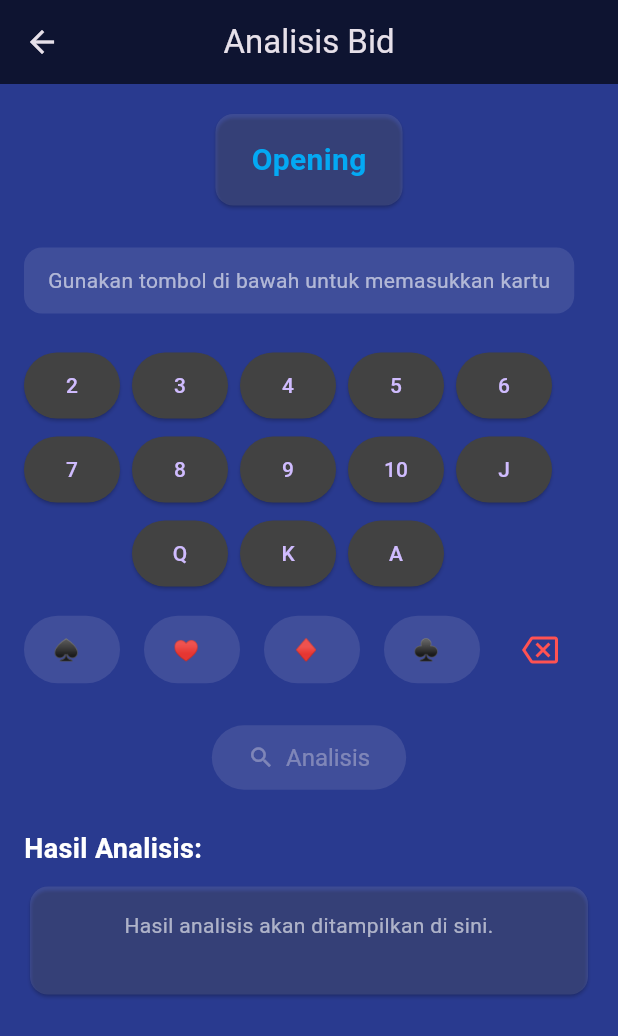
After one commit to alanprayogo/bs_project, a Flutter app: the MainAppLayout screen opened directly, after a tap on "Presisi", after a tap on "Opening", on a phone screen of 412 x 824 dp. The commit adds this screen. Shown: the top 1036 px of the screen. Run offline on Flutter 3.47's test engine with Material 3 defaults, Android fonts, the phone set to English and light mode, and no system bars.

Commit message:
implementasi layout and create page presisi_bid + analisis_bid

```diff
--- a/lib/main.dart
+++ b/lib/main.dart
@@ -1,80 +1,40 @@
+// main.dart
+
 import 'package:flutter/material.dart';
-import './widgets/CustomBottomNavigationBar.dart';
-import 'pages/biding_page.dart';
-import 'pages/kontrak_page.dart';
-import 'pages/sistem_page.dart';
-import 'pages/tutorial_page.dart';
+import 'package:provider/provider.dart';
+import 'providers/navigation_provider.dart';
+import 'main_app_layout.dart';
 import 'pages/presisi_bid.dart';
-import 'pages/sayc_bid.dart';
+import 'pages/analisis_bid.dart';
 
 void main() {
-  runApp(const MyApp());
+  runApp(
+    MultiProvider(
+      providers: [ChangeNotifierProvider(create: (_) => NavigationProvider())],
+      child: const MyApp(),
+    ),
+  );
 }
 
 class MyApp extends StatelessWidget {
-  const MyApp({Key? key}) : super(key: key);
+  const MyApp({super.key});
 
   @override
   Widget build(BuildContext context) {
     return MaterialApp(
-      title: 'Bid Snapper',
+      title: 'Aplikasi Biding',
       theme: ThemeData.dark().copyWith(
         primaryColor: const Color(0xFF0E1431),
         scaffoldBackgroundColor: const Color(0xFF293A8F),
       ),
-      home: const HomePage(),
+      home: MainAppLayout(),
       routes: {
-        '/presisi': (context) => const PresisiBidPage(),
-        '/sayc': (context) => const SaycBidPage(),
+        // Semua named routes didefinisikan di sini
+        PresisiBidPage.routeName: (context) => const PresisiBidPage(),
+        AnalisisBidPage.routeName: (context) {
+          return AnalisisBidPage();
+        },
       },
     );
   }
 }
-
-class HomePage extends StatefulWidget {
-  const HomePage({Key? key}) : super(key: key);
-
-  @override
-  State<HomePage> createState() => _HomePageState();
-}
-
-class _HomePageState extends State<HomePage> {
-  int _currentIndex = 0;
-
-  final List<Widget> _tabs = const [
-    BidingPage(),
-    KontrakPage(),
-    SistemPage(),
-    TutorialPage(),
-  ];
-
-  void _onItemSelected(int index) {
-    setState(() {
-      _currentIndex = index;
-    });
-  }
-
-  @override
-  Widget build(BuildContext context) {
-    return Scaffold(
-      appBar: AppBar(
-        title: const Text(
-          'Bid Snapper',
-          style: TextStyle(
-            fontSize: 20,
-            fontWeight: FontWeight.bold,
-            color: Colors.white,
-          ),
-        ),
-        centerTitle: true,
-        backgroundColor: const Color(0xFF0E1431),
-        elevation: 0,
-      ),
-      body: IndexedStack(index: _currentIndex, children: _tabs),
-      bottomNavigationBar: CustomBottomNavigationBar(
-        currentIndex: _currentIndex,
-        onItemSelected: _onItemSelected,
-      ),
-    );
-  }
-}
--- /dev/null
+++ b/lib/main_app_layout.dart
@@ -0,0 +1,54 @@
+// main_app_layout.dart
+
+import 'package:flutter/material.dart';
+import 'package:provider/provider.dart';
+import 'providers/navigation_provider.dart';
+import 'pages/biding_page.dart';
+import 'widgets/CustomBottomNavigationBar.dart';
+import 'pages/kontrak_page.dart';
+import 'pages/sistem_page.dart';
+import 'pages/tutorial_page.dart';
+import 'pages/presisi_bid.dart';
+import 'pages/sayc_bid.dart';
+
+class MainAppLayout extends StatelessWidget {
+  @override
+  Widget build(BuildContext context) {
+    final navProvider = Provider.of<NavigationProvider>(context);
+
+    final List<Widget> _pages = [
+      BidingPage(),        // index 0
+      KontrakPage(),       // index 1
+      SistemPage(),        // index 2
+      TutorialPage(),      // index 3
+      PresisiBidPage(),    // index 4
+      SaycBidPage(),       // index 5
+    ];
+
+    return Scaffold(
+      appBar: AppBar(
+        title: const Text(
+          'Bid Snapper',
+          style: TextStyle(
+            fontSize: 20,
+            fontWeight: FontWeight.bold,
+            color: Colors.white,
+          ),
+        ),
+        centerTitle: true,
+        backgroundColor: const Color(0xFF0E1431),
+        elevation: 0,
+      ),
+      body: IndexedStack(
+        index: navProvider.currentIndex,
+        children: _pages,
+      ),
+      bottomNavigationBar: CustomBottomNavigationBar(
+        currentIndex: navProvider.currentIndex,
+        onItemSelected: (index) {
+          navProvider.goToPage(index);
+        },
+      ),
+    );
+  }
+}
--- /dev/null
+++ b/lib/pages/analisis_bid.dart
@@ -0,0 +1,341 @@
+// lib/pages/analisis_bid.dart
+
+import 'package:flutter/material.dart';
+
+class AnalisisBidPage extends StatefulWidget {
+  static const String routeName = '/analisis';
+
+  const AnalisisBidPage({super.key});
+
+  @override
+  State<AnalisisBidPage> createState() => _AnalisisBidPageState();
+}
+
+class _AnalisisBidPageState extends State<AnalisisBidPage> {
+  final List<String> _cards = [];
+  late String _currentCard;
+
+  final List<String> _ranks = [
+    '2',
+    '3',
+    '4',
+    '5',
+    '6',
+    '7',
+    '8',
+    '9',
+    '10',
+    'J',
+    'Q',
+    'K',
+    'A',
+  ];
+  final List<String> _suits = ['♠', '♥', '♦', '♣'];
+
+  void _addCardPart(String value) {
+    setState(() {
+      if (_currentCard.isEmpty && _ranks.contains(value)) {
+        _currentCard = value;
+      } else if (_currentCard.isNotEmpty && _suits.contains(value)) {
+        if (_cards.length >= 13) {
+          ScaffoldMessenger.of(context).showSnackBar(
+            const SnackBar(content: Text('Kartu pegangan sudah 13')),
+          );
+          _currentCard = '';
+          return;
+        }
+
+        _currentCard += value;
+        if (!_cards.contains(_currentCard)) {
+          _cards.add(_currentCard);
+        }
+        _currentCard = '';
+      }
+    });
+  }
+
+  void _deleteLast() {
+    setState(() {
+      if (_currentCard.isNotEmpty) {
+        _currentCard = '';
+      } else if (_cards.isNotEmpty) {
+        _cards.removeLast();
+      }
+    });
+  }
+
+  void _submitAnalysis() {
+    if (_cards.isEmpty) {
+      ScaffoldMessenger.of(context).showSnackBar(
+        const SnackBar(content: Text('Masukkan setidaknya satu kartu')),
+      );
+      return;
+    }
+
+    // Di sini kamu bisa kirim `_cards` ke backend/logika biding
+    ScaffoldMessenger.of(
+      context,
+    ).showSnackBar(const SnackBar(content: Text('Memulai analisis...')));
+
+    // Simulasi menampilkan hasil analisis
+    _showAnalysisResult();
+  }
+
+  void _showAnalysisResult() {
+    setState(() {
+      // Contoh data hasil dari backend
+      analysisData = {
+        'Jenis Bid': 'Opening',
+        'HCP': '17 poin',
+        'Panjang Suit Terpanjang': 'Spade (5 kartu)',
+        'Rekomendasi Pembukaan': 'Buka 1♣',
+      };
+    });
+  }
+
+  late Map<String, String> analysisData;
+
+  @override
+  void initState() {
+    _currentCard = '';
+    analysisData = {};
+    super.initState();
+  }
+
+  @override
+  Widget build(BuildContext context) {
+    return Scaffold(
+      appBar: AppBar(
+        title: const Text('Analisis Bid'),
+        centerTitle: true,
+        backgroundColor: const Color(0xFF0E1431),
+        elevation: 0,
+      ),
+      body: Padding(
+        padding: const EdgeInsets.all(16.0),
+        child: Column(
+          crossAxisAlignment: CrossAxisAlignment.start,
+          children: [
+            // Jenis Bid - di tengah
+            Align(
+              child: Card(
+                color: Colors.white.withOpacity(0.1),
+                shape: RoundedRectangleBorder(
+                  borderRadius: BorderRadius.circular(12),
+                ),
+                child: const Padding(
+                  padding: EdgeInsets.symmetric(horizontal: 24, vertical: 16),
+                  child: Text(
+                    'Opening',
+                    style: TextStyle(
+                      fontSize: 20,
+                      fontWeight: FontWeight.bold,
+                      color: Colors.lightBlue,
+                    ),
+                  ),
+                ),
+              ),
+            ),
+            const SizedBox(height: 24),
+
+            // Kartu yang dimasukkan
+            Container(
+              padding: const EdgeInsets.symmetric(vertical: 12, horizontal: 16),
+              decoration: BoxDecoration(
+                color: Colors.white.withOpacity(0.1),
+                borderRadius: BorderRadius.circular(12),
+              ),
+              child: Wrap(
+                spacing: 8,
+                runSpacing: 4,
+                children: [
+                  if (_cards.isEmpty && _currentCard.isEmpty)
+                    const Text(
+                      'Gunakan tombol di bawah untuk memasukkan kartu',
+                      style: TextStyle(color: Colors.white60),
+                    ),
+                  for (var card in [
+                    ..._cards,
+                    if (_currentCard.isNotEmpty) _currentCard,
+                  ])
+                    Chip(
+                      label: Text(card),
+                      backgroundColor: Colors.blueGrey[800],
+                      deleteIcon: const Icon(Icons.close, size: 16),
+                      onDeleted: () {
+                        setState(() {
+                          if (_currentCard.isEmpty) {
+                            _cards.removeLast();
+                          } else {
+                            _currentCard = '';
+                          }
+                        });
+                      },
+                    ),
+                ],
+              ),
+            ),
+
+            const SizedBox(height: 24),
+
+            // Tombol Rank
+            Wrap(
+              spacing: 8,
+              runSpacing: 8,
+              alignment: WrapAlignment.center,
+              children: _ranks.map((rank) {
+                bool isDisabled =
+                    _currentCard.isNotEmpty || _cards.length >= 13;
+
+                return ElevatedButton(
+                  onPressed: isDisabled ? null : () => _addCardPart(rank),
+                  style: ElevatedButton.styleFrom(
+                    backgroundColor: isDisabled
+                        ? Colors.grey[600]
+                        : Colors.grey[800],
+                    padding: const EdgeInsets.symmetric(
+                      horizontal: 16,
+                      vertical: 12,
+                    ),
+                  ),
+                  child: Text(rank),
+                );
+              }).toList(),
+            ),
+
+            const SizedBox(height: 16),
+
+            // Tombol Suit & Delete
+            Wrap(
+              spacing: 16,
+              runAlignment: WrapAlignment.center,
+              children: [
+                ..._suits.map((suit) {
+                  bool isDisabled = _currentCard.isEmpty || _cards.length >= 13;
+
+                  return ElevatedButton.icon(
+                    onPressed: isDisabled ? null : () => _addCardPart(suit),
+                    icon: Text(
+                      suit,
+                      style: TextStyle(
+                        color: suit == '♥' || suit == '♦'
+                            ? Colors.red
+                            : Colors.white,
+                      ),
+                    ),
+                    label: const Text(''),
+                    style: ElevatedButton.styleFrom(
+                      backgroundColor: isDisabled
+                          ? Colors.grey[600]
+                          : Colors.grey[800],
+                      padding: const EdgeInsets.symmetric(
+                        horizontal: 16,
+                        vertical: 12,
+                      ),
+                    ),
+                  );
+                }).toList(),
+                IconButton(
+                  icon: const Icon(
+                    Icons.backspace_outlined,
+                    color: Colors.redAccent,
+                  ),
+                  onPressed: _deleteLast,
+                ),
+              ],
+            ),
+
+            const SizedBox(height: 24),
+
+            // Tombol Analisis
+            Center(
+              child: ElevatedButton.icon(
+                onPressed: _cards.isEmpty ? null : _submitAnalysis,
+                icon: const Icon(Icons.search),
+                label: const Text('Analisis'),
+                style: ElevatedButton.styleFrom(
+                  backgroundColor: _cards.isEmpty ? Colors.grey : Colors.blue,
+                  padding: const EdgeInsets.symmetric(
+                    horizontal: 24,
+                    vertical: 12,
+                  ),
+                  textStyle: const TextStyle(fontSize: 16),
+                ),
+              ),
+            ),
+
+            const SizedBox(height: 24),
+
+            // Output Analisis
+            const Text(
+              'Hasil Analisis:',
+              style: TextStyle(
+                fontSize: 18,
+                fontWeight: FontWeight.bold,
+                color: Colors.white,
+              ),
+            ),
+            const SizedBox(height: 8),
+
+            Container(
+              width: double.infinity,
+              constraints: const BoxConstraints(minHeight: 80),
+              padding: EdgeInsets.zero,
+              child: Card(
+                color: Colors.white.withOpacity(0.1),
+                shape: RoundedRectangleBorder(
+                  borderRadius: BorderRadius.circular(12),
+                ),
+                child: Padding(
+                  padding: const EdgeInsets.all(16.0),
+                  child: SingleChildScrollView(
+                    child: analysisData.isEmpty
+                        ? const Text(
+                            'Hasil analisis akan ditampilkan di sini.',
+                            textAlign: TextAlign.center,
+                            style: TextStyle(color: Colors.white60),
+                          )
+                        : Column(
+                            crossAxisAlignment: CrossAxisAlignment.start,
+                            children: analysisData.entries
+                                .map(
+                                  (entry) => Padding(
+                                    padding: const EdgeInsets.symmetric(
+                                      vertical: 8.0,
+                                    ),
+                                    child: Row(
+                                      children: [
+                                        SizedBox(
+                                          width: 140,
+                                          child: Text(
+                                            '${entry.key}:',
+                                            style: const TextStyle(
+                                              fontWeight: FontWeight.bold,
+                                              color: Colors.lightBlue,
+                                            ),
+                                          ),
+                                        ),
+                                        Expanded(
+                                          child: Text(
+                                            entry.value,
+                                            style: const TextStyle(
+                                              color: Colors.white,
+                                            ),
+                                          ),
+                                        ),
+                                      ],
+                                    ),
+                                  ),
+                                )
+                                .toList(),
+                          ),
+                  ),
+                ),
+              ),
+            ),
+          ],
+        ),
+      ),
+    );
+  }
+}
--- a/lib/pages/biding_page.dart
+++ b/lib/pages/biding_page.dart
@@ -1,5 +1,8 @@
-// lib/pages/biding_page.dart
+// biding_page.dart
+
 import 'package:flutter/material.dart';
+import 'package:provider/provider.dart';
+import '../providers/navigation_provider.dart';
 
 class BidingPage extends StatelessWidget {
   const BidingPage({super.key});
@@ -9,7 +12,7 @@ class BidingPage extends StatelessWidget {
     return Scaffold(
       backgroundColor: Colors.transparent,
       body: Padding(
-        padding: const EdgeInsets.fromLTRB(16, 48, 16, 16), // Tambahkan top margin
+        padding: const EdgeInsets.fromLTRB(16, 48, 16, 16),
         child: Column(
           children: [
             const Align(
@@ -25,18 +28,17 @@ class BidingPage extends StatelessWidget {
             ),
             const SizedBox(height: 16),
 
-            // Grid dengan 4 Card
             Expanded(
               child: GridView.count(
-                crossAxisCount: 2, // 2 kolom
+                crossAxisCount: 2,
                 mainAxisSpacing: 16,
                 crossAxisSpacing: 16,
-                childAspectRatio: 1.3, // Lebih tinggi sedikit
+                childAspectRatio: 1.3,
                 children: [
-                  _buildCard(context, 'Presisi', Icons.menu_book, isComingSoon: false, route: '/presisi'),
-                  _buildCard(context, 'SAYC', Icons.menu_book, isComingSoon: false, route: '/sayc'),
-                  _buildCard(context, '2/1', Icons.menu_book, isComingSoon: true, route: ''),
-                  _buildCard(context, 'ACCL', Icons.menu_book, isComingSoon: true, route: ''),
+                  _buildCard(context, 'Presisi', Icons.menu_book, isComingSoon: false, pageIndex: 4),
+                  _buildCard(context, 'SAYC', Icons.menu_book, isComingSoon: false, pageIndex: 5),
+                  _buildCard(context, '2/1', Icons.menu_book, isComingSoon: true, pageIndex: null),
+                  _buildCard(context, 'ACCL', Icons.menu_book, isComingSoon: true, pageIndex: null),
                 ],
               ),
             ),
@@ -46,14 +48,16 @@ class BidingPage extends StatelessWidget {
     );
   }
 
-  // Fungsi untuk membuat satu card
   Widget _buildCard(
-      BuildContext context, String title, IconData icon, {required bool isComingSoon, String? route}) {
+    BuildContext context,
+    String title,
+    IconData icon, {
+    required bool isComingSoon,
+    int? pageIndex,
+  }) {
     return Card(
       color: Colors.white.withOpacity(0.1),
-      shape: RoundedRectangleBorder(
-        borderRadius: BorderRadius.circular(12),
-      ),
+      shape: RoundedRectangleBorder(borderRadius: BorderRadius.circular(12)),
       elevation: 2,
       child: InkWell(
         borderRadius: BorderRadius.circular(12),
@@ -62,8 +66,8 @@ class BidingPage extends StatelessWidget {
             ScaffoldMessenger.of(context).showSnackBar(
               const SnackBar(content: Text('Fitur ini belum tersedia (Coming Soon)')),
             );
-          } else {
-            Navigator.pushNamed(context, route!);
+          } else if (pageIndex != null) {
+            context.read<NavigationProvider>().goToPage(pageIndex);
           }
         },
         child: Padding(
--- a/lib/pages/presisi_bid.dart
+++ b/lib/pages/presisi_bid.dart
@@ -1,14 +1,53 @@
+// presisi_bid.dart
+
 import 'package:flutter/material.dart';
+import 'analisis_bid.dart'; // Pastikan file ini tersedia
 
 class PresisiBidPage extends StatelessWidget {
   static const routeName = '/presisi';
+
   const PresisiBidPage({super.key});
 
   @override
   Widget build(BuildContext context) {
     return Scaffold(
-      appBar: AppBar(title: const Text('Presisi Bid')),
-      body: const Center(child: Text('Halaman Presisi')),
+      body: ListView(
+        padding: const EdgeInsets.all(16.0),
+        children: [
+          _buildListItem(context, 'Opening', 'opening'),
+          _buildListItem(context, 'Respon 1C', 'respon_1c'),
+          _buildListItem(context, 'Respon 1D', 'respon_1d'),
+          _buildListItem(context, 'Respon 1H', 'respon_1h'),
+          _buildListItem(context, 'Respon 1S', 'respon_1s'),
+          _buildListItem(context, 'Respon 1NT', 'respon_1nt'),
+          _buildListItem(context, 'Respon 2C', 'respon_2c'),
+          _buildListItem(context, 'Respon 2D', 'respon_2d'),
+          _buildListItem(context, 'Respon 2H', 'respon_2h'),
+          _buildListItem(context, 'Respon 2S', 'respon_2s'),
+          _buildListItem(context, 'Respon 2NT', 'respon_2nt'),
+          _buildListItem(context, 'Respon 3C', 'respon_3c'),
+          _buildListItem(context, 'Respon 3D', 'respon_3d'),
+          _buildListItem(context, 'Respon 3H', 'respon_3h'),
+          _buildListItem(context, 'Respon 3S', 'respon_3s'),
+        ],
+      ),
+    );
+  }
+
+  Widget _buildListItem(BuildContext context, String title, String bidTypeKey) {
+    return Card(
+      color: Colors.white.withOpacity(0.1),
+      shape: RoundedRectangleBorder(borderRadius: BorderRadius.circular(12)),
+      child: ListTile(
+        title: Text(title, style: const TextStyle(color: Colors.white)),
+        onTap: () {
+          Navigator.pushNamed(
+            context,
+            AnalisisBidPage.routeName,
+            arguments: bidTypeKey,
+          );
+        },
+      ),
     );
   }
 }
--- /dev/null
+++ b/lib/providers/navigation_provider.dart
@@ -0,0 +1,16 @@
+// lib/providers/navigation_provider.dart
+
+import 'package:flutter/material.dart';
+
+class NavigationProvider with ChangeNotifier {
+  int _currentIndex = 0;
+
+  int get currentIndex => _currentIndex;
+
+  void goToPage(int index) {
+    if (index >= 0 && index <= 5) { // sesuaikan dengan jumlah halaman kamu
+      _currentIndex = index;
+      notifyListeners(); // Memberi tahu widget bahwa state telah berubah
+    }
+  }
+}
--- a/lib/widgets/CustomBottomNavigationBar.dart
+++ b/lib/widgets/CustomBottomNavigationBar.dart
@@ -15,7 +15,7 @@ class CustomBottomNavigationBar extends StatelessWidget {
   @override
   Widget build(BuildContext context) {
     final List<BottomNavItem> items = [
-      BottomNavItem(icon: Icons.card_giftcard, label: 'Binding'),
+      BottomNavItem(icon: Icons.card_giftcard, label: 'Biding'),
       BottomNavItem(icon: Icons.description, label: 'Kontrak'),
       BottomNavItem(icon: Icons.book, label: 'Sistem'),
       BottomNavItem(icon: Icons.help, label: 'Tutorial'),
--- a/pubspec.yaml
+++ b/pubspec.yaml
@@ -35,6 +35,7 @@ dependencies:
   # Use with the CupertinoIcons class for iOS style icons.
   cupertino_icons: ^1.0.8
   flutter_native_splash: ^2.4.6
+  provider: ^6.1.1
 
 dev_dependencies:
   flutter_test:
```
Also changed, not shown: flutter_01.png (added), pubspec.lock.
